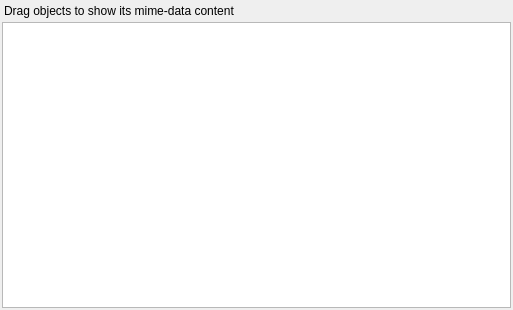
The window that enmapbox/gui/ui/mimedatadockwidget.ui (jakimowb/enmapbox_testmigration2) describes before a commit, drawn with Qt 5.
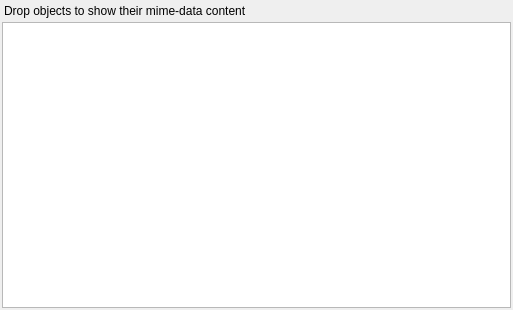
The same window after the commit. Custom widgets are drawn as their Qt base class.

Commit message: refactoring dock nodes

```diff
--- a/enmapbox/gui/ui/mimedatadockwidget.ui
+++ b/enmapbox/gui/ui/mimedatadockwidget.ui
@@ -56,7 +56,7 @@
       <item>
        <widget class="QLabel" name="label">
         <property name="text">
-         <string>Drag objects to show its mime-data content</string>
+         <string>Drop objects to show their mime-data content</string>
         </property>
        </widget>
       </item>
```
The commit also changes 1 other file.
